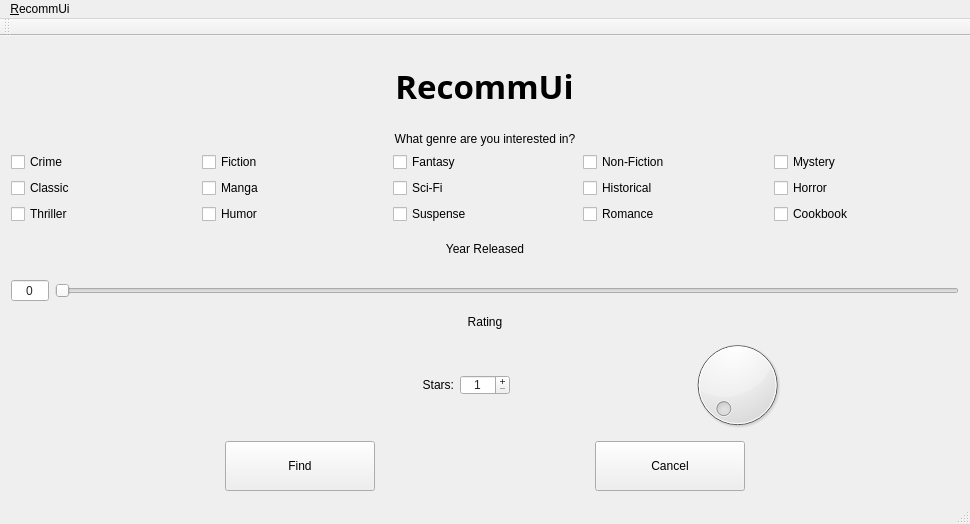
First picture: the form in choicewindow.ui, repository ameyrk99/rekt, before the edit.
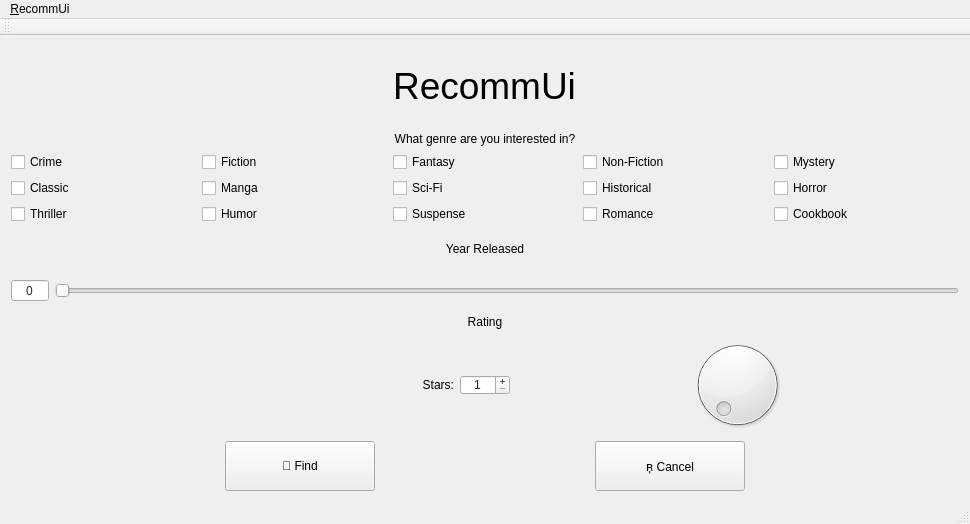
Second picture: the form after the edit.

The edit to the form file:
```diff
--- a/choicewindow.ui
+++ b/choicewindow.ui
@@ -64,13 +64,7 @@
         </property>
         <property name="font">
          <font>
-          <family>Fira Mono</family>
-          <pointsize>25</pointsize>
-          <weight>75</weight>
-          <bold>true</bold>
-          <underline>false</underline>
-          <strikeout>false</strikeout>
-          <kerning>true</kerning>
+          <pointsize>28</pointsize>
          </font>
         </property>
         <property name="mouseTracking">
@@ -468,7 +462,7 @@
            </size>
           </property>
           <property name="text">
-           <string>Find</string>
+           <string> Find</string>
           </property>
          </widget>
         </item>
@@ -481,7 +475,7 @@
            </size>
           </property>
           <property name="text">
-           <string>Cancel</string>
+           <string> Cancel</string>
           </property>
          </widget>
         </item>
```
Left out of the diff: 2 changed lines with no effect on the pictures.
